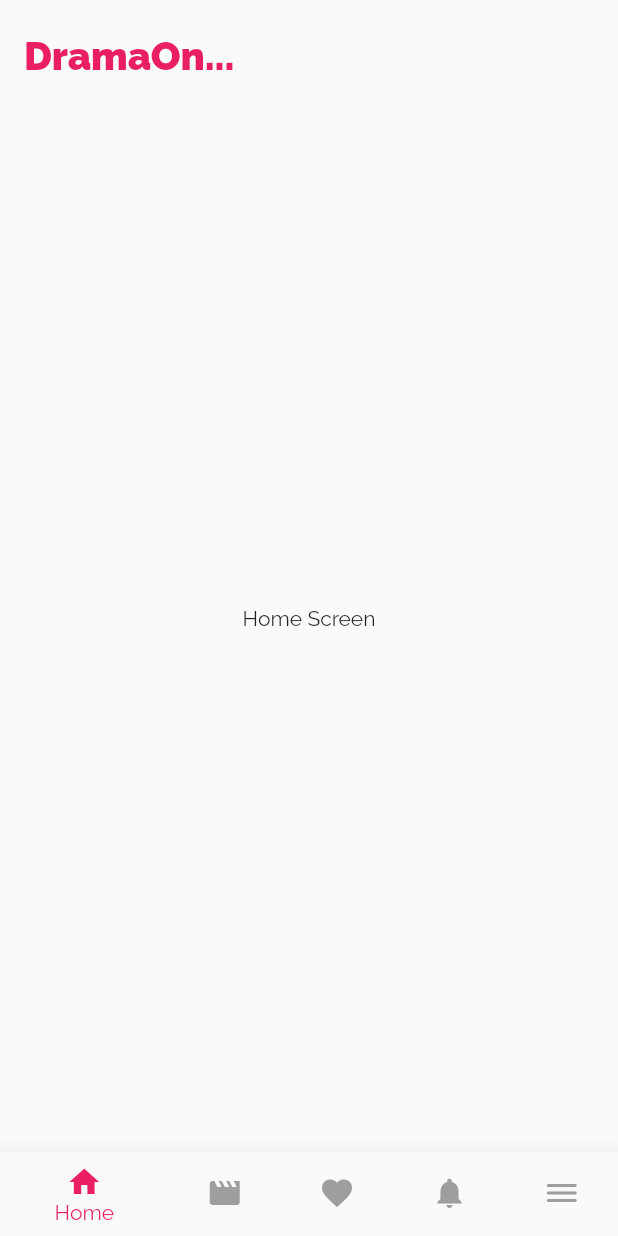
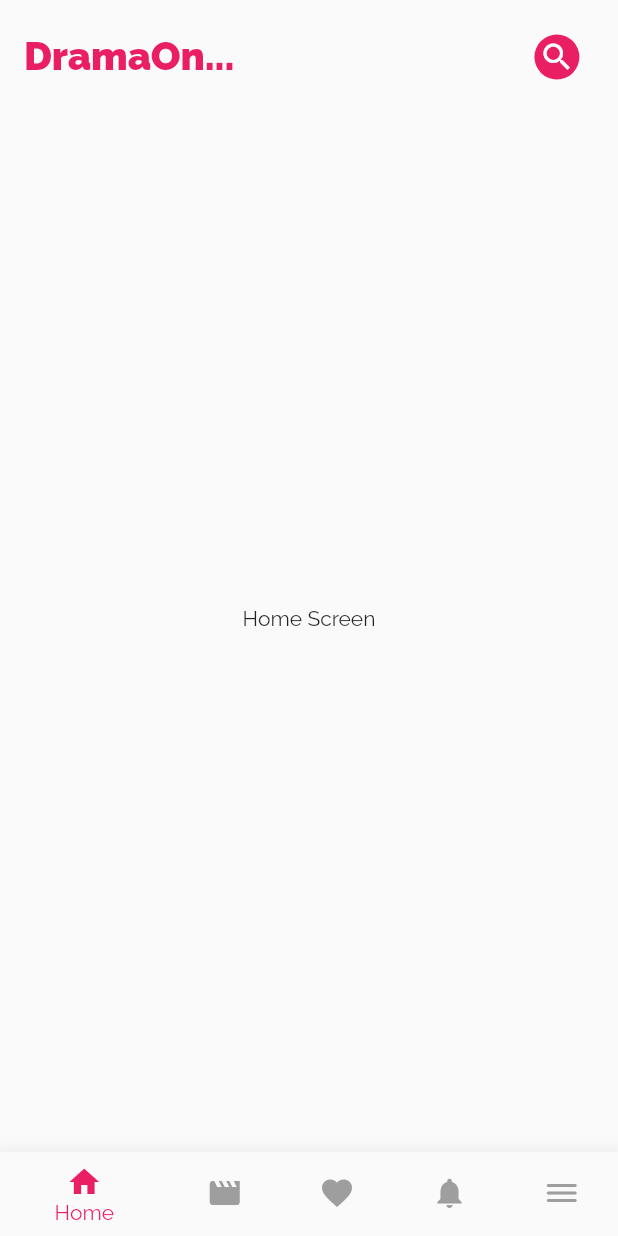
Before and after one commit to Nipun-Dew/Drama-Review-App, a Flutter app: the screen it shows after launch, on a phone screen of 412 x 824 dp. Run offline on Flutter 3.47's test engine with Material 2 defaults, Android fonts, the phone set to English and light mode, and no system bars.

Commit message:
search icon

```diff
--- a/lib/screens/tabs_screen.dart
+++ b/lib/screens/tabs_screen.dart
@@ -35,7 +35,9 @@ class _TabScreenState extends State<TabScreen> {
         backgroundColor: Colors.transparent,
         title: Container(
           margin: EdgeInsets.only(top: 20),
-          child: Text(
+          child: Row(
+            children: [
+              Text(
                 "DramaOn...",
                 style: TextStyle(
                   color: Theme.of(context).primaryColor,
@@ -43,14 +45,26 @@ class _TabScreenState extends State<TabScreen> {
                   fontSize: 26,
                 ),
               ),
+              SizedBox(
+                width: 200,
+              ),
+              CircleAvatar(
+                radius: 15,
+                backgroundColor: Theme.of(context).primaryColor,
+                child: Icon(
+                  Icons.search,
+                  color: Colors.white,
+                ),
+              )
+            ],
+          ),
         ),
       ),
       body: _currentTab[_selectIndex],
       bottomNavigationBar: BottomNavigationBar(
         items: [
           BottomNavigationBarItem(icon: Icon(Icons.home), label: "Home"),
-          BottomNavigationBarItem(
-              icon: Icon(Icons.movie), label: "Trending"),
+          BottomNavigationBarItem(icon: Icon(Icons.movie), label: "Trending"),
           BottomNavigationBarItem(
               icon: Icon(Icons.favorite), label: "Favourite"),
           BottomNavigationBarItem(
```
Lines whose indentation alone changed are shown as unchanged.
